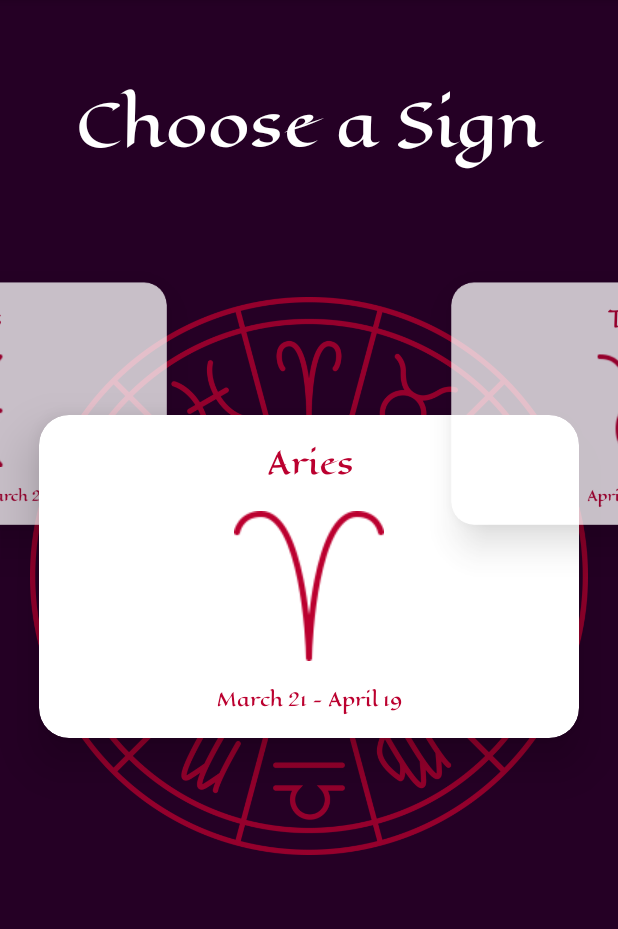
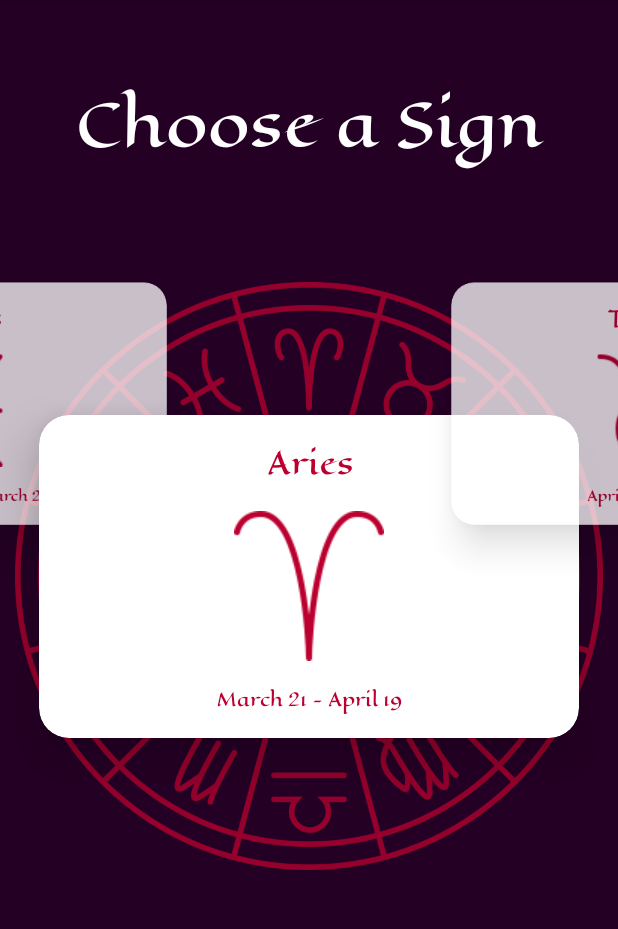
Before and after one commit to Pieisyum25/zodiaque, an Android app: the screen it shows after launch (MainActivity), on a phone screen of 412 x 824 dp, the part 84-1013 px from its top. Run offline under Robolectric (Android 15) with nearby library versions, the light colour scheme and no system bars.

Commit message:
Reduced padding around zodiac circle
The circle looks better now. It's bigger and there's still a gap from the edge of the screen.

```diff
--- a/app/src/main/res/layout/fragment_sign_list.xml
+++ b/app/src/main/res/layout/fragment_sign_list.xml
@@ -35,7 +35,7 @@
             android:alpha="0.75"
             android:cropToPadding="false"
             android:importantForAccessibility="no"
-            android:padding="20dp"
+            android:padding="10dp"
             android:scaleType="centerInside"
             app:srcCompat="@drawable/zodiac_circle"
             app:layout_constraintBottom_toBottomOf="parent"
```
